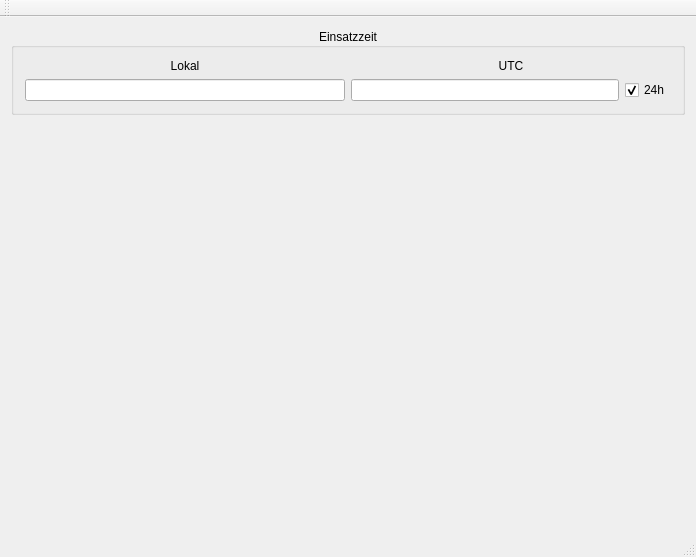
Above: Formulare/Hauptfenster.ui from tuxmaster/ELS-Klient before the change. Below: the same form after it.
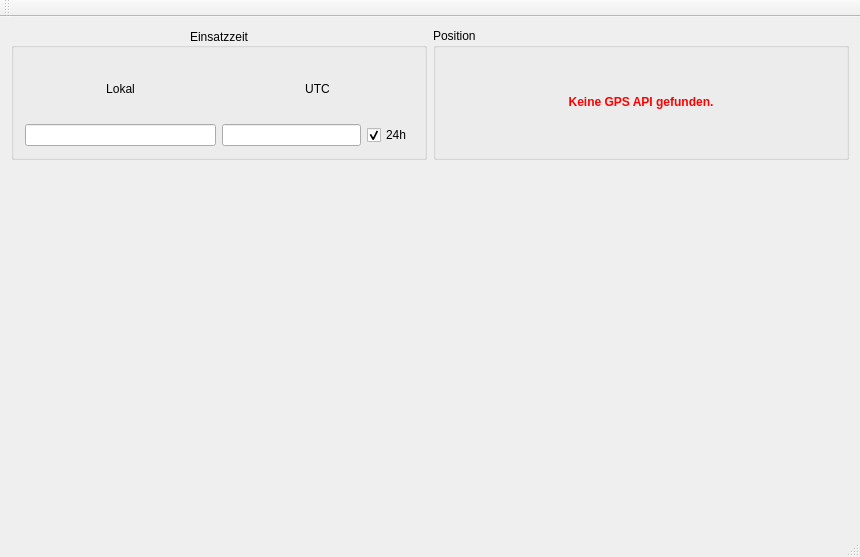
That is the form after the change. The open tabs and pages were chosen to show the change.

Commit message: - Vorbereitung für die GPS Position

What changed in the file:
```diff
--- a/Formulare/Hauptfenster.ui
+++ b/Formulare/Hauptfenster.ui
@@ -6,7 +6,7 @@
    <rect>
     <x>0</x>
     <y>0</y>
-    <width>696</width>
+    <width>860</width>
     <height>557</height>
    </rect>
   </property>
@@ -14,7 +14,9 @@
    <string>Einsatzleitsystem - Klient</string>
   </property>
   <widget class="QWidget" name="centralWidget">
-   <layout class="QVBoxLayout" name="verticalLayout_3">
+   <layout class="QVBoxLayout" name="verticalLayout_5">
+    <item>
+     <layout class="QHBoxLayout" name="horizontalLayout_2">
     <item>
      <widget class="QGroupBox" name="groupBox">
       <property name="title">
@@ -102,6 +104,42 @@
      </widget>
     </item>
     <item>
+       <widget class="QGroupBox" name="groupBox_2">
+        <property name="title">
+         <string>Position</string>
+        </property>
+        <layout class="QVBoxLayout" name="verticalLayout_3">
+         <item>
+          <widget class="QStackedWidget" name="PositionStapel">
+           <property name="currentIndex">
+            <number>0</number>
+           </property>
+           <widget class="QWidget" name="Koordinate"/>
+           <widget class="QWidget" name="KeineAPI">
+            <layout class="QVBoxLayout" name="verticalLayout_4">
+             <item>
+              <widget class="QLabel" name="label_3">
+               <property name="text">
+                <string>&lt;html&gt;&lt;head/&gt;&lt;body&gt;&lt;p&gt;&lt;span style=&quot; font-weight:600; color:#ff0000;&quot;&gt;Keine GPS API gefunden.&lt;/span&gt;&lt;/p&gt;&lt;/body&gt;&lt;/html&gt;</string>
+               </property>
+               <property name="alignment">
+                <set>Qt::AlignCenter</set>
+               </property>
+               <property name="wordWrap">
+                <bool>true</bool>
+               </property>
+              </widget>
+             </item>
+            </layout>
+           </widget>
+          </widget>
+         </item>
+        </layout>
+       </widget>
+      </item>
+     </layout>
+    </item>
+    <item>
      <spacer name="verticalSpacer">
       <property name="orientation">
        <enum>Qt::Vertical</enum>
```
Left out of the diff: 2 changed lines with no effect on the pictures. Lines whose indentation alone changed are shown as unchanged. The commit also changes 3 other files.
